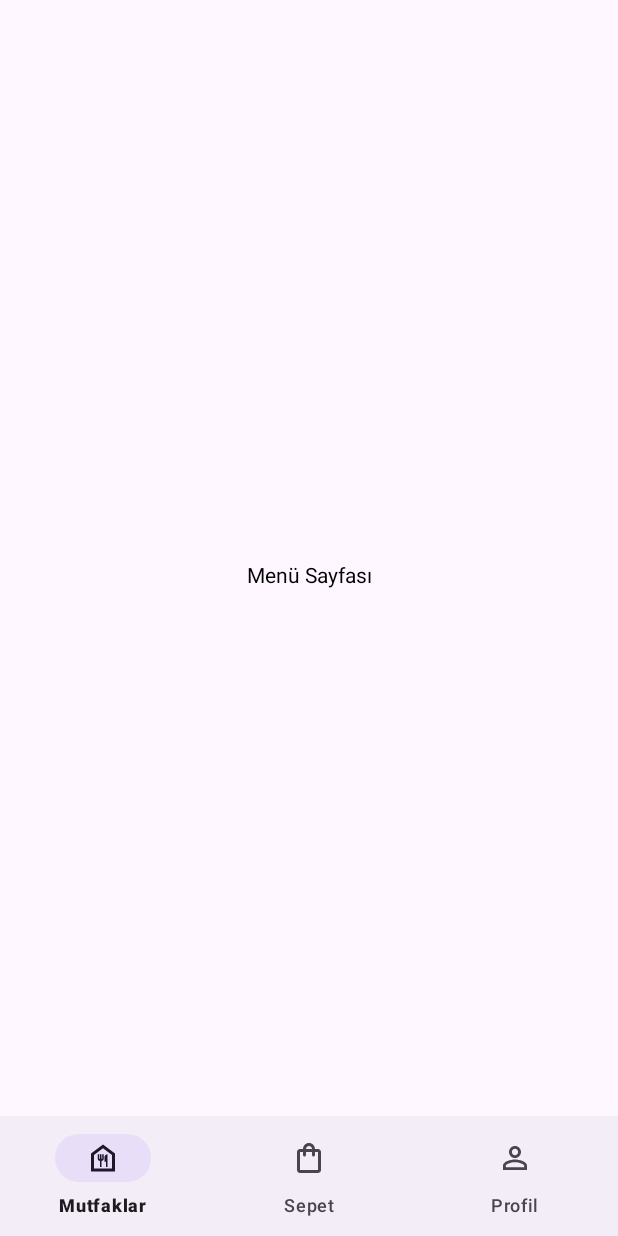
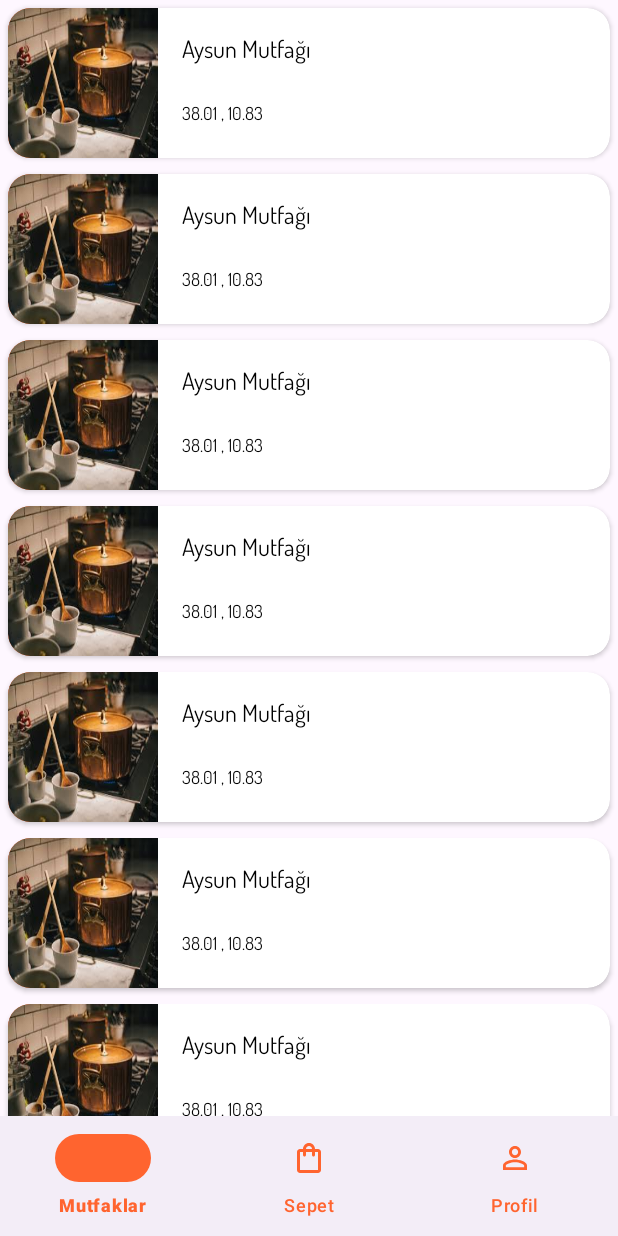
Before and after one commit to MustafaUmutIdam/EvLezzeti, an Android app: the BottomNavActivity screen opened directly, with no data from a screen before it, on a phone screen of 412 x 824 dp. Run offline under Robolectric (Android 15) with nearby library versions, the phone set to English and light mode, and no system bars; our stand-ins replace Dagger/Hilt's generated code, data binding, navigation-ui.

Commit message:
RVMutfaklar Eklendi

```diff
--- a/app/src/main/java/com/example/evlezzeti/BottomNavActivity.kt
+++ b/app/src/main/java/com/example/evlezzeti/BottomNavActivity.kt
@@ -8,7 +8,9 @@ import androidx.core.view.WindowInsetsCompat
 import androidx.navigation.fragment.NavHostFragment
 import androidx.navigation.ui.NavigationUI
 import com.example.evlezzeti.databinding.ActivityBottomNavBinding
+import dagger.hilt.android.AndroidEntryPoint
 
+@AndroidEntryPoint
 class BottomNavActivity : AppCompatActivity() {
     private lateinit var binding: ActivityBottomNavBinding
 
--- a/app/src/main/java/com/example/evlezzeti/data/datasource/FirestoreDataSource.kt
+++ b/app/src/main/java/com/example/evlezzeti/data/datasource/FirestoreDataSource.kt
@@ -1,7 +1,11 @@
 package com.example.evlezzeti.data.datasource
 
+import android.util.Log
 import androidx.lifecycle.MutableLiveData
 import com.example.evlezzeti.data.entity.Kullanici
+import com.example.evlezzeti.data.entity.Mutfak
+import kotlinx.coroutines.Dispatchers
+import kotlinx.coroutines.withContext
 
 class FirestoreDataSource {
 
@@ -10,10 +14,30 @@ class FirestoreDataSource {
     fun kullaniciGirisKontrol(ePosta:String, sifre:String): Boolean {
 
         var dogruEPosta = "merhaba@evlezzeti.com"
-        var dogruSifre = "1234"
+        var dogruSifre = "1"
 
         return ePosta == dogruEPosta && sifre==dogruSifre
     }
 
+    suspend fun mutfakYukle() : List<Mutfak> =
+        withContext(Dispatchers.IO){
 
+            val mutfakListe = ArrayList<Mutfak>()
+
+            val m1 = Mutfak("0","Aysun Mutfağı","0538 001","38.01 , 10.83","5.0","En Güzel Lezzetler","Develi/Adana","mutfak_resim")
+            val m2 = Mutfak("1","Aysun Mutfağı","0538 001","38.01 , 10.83","5.0","En Güzel Lezzetler","Develi/Adana","mutfak_resim")
+            val m3 = Mutfak("2","Aysun Mutfağı","0538 001","38.01 , 10.83","5.0","En Güzel Lezzetler","Develi/Adana","mutfak_resim")
+
+            mutfakListe.add(m1)
+            mutfakListe.add(m2)
+            mutfakListe.add(m3)
+            mutfakListe.add(m1)
+            mutfakListe.add(m2)
+            mutfakListe.add(m3)
+            mutfakListe.add(m1)
+            mutfakListe.add(m2)
+            mutfakListe.add(m3)
+            println("dataS Bilgi ${mutfakListe.get(0).mutfakAd} BilgiDataa")
+            return@withContext mutfakListe
+        }
 }
--- a/app/src/main/java/com/example/evlezzeti/data/entity/Kullanici.kt
+++ b/app/src/main/java/com/example/evlezzeti/data/entity/Kullanici.kt
@@ -1,4 +1,6 @@
 package com.example.evlezzeti.data.entity
+
+import java.io.Serializable
 
 data class Kullanici(val kullaniciId:String? ="",
                      val ePosta:String? ="",
@@ -8,4 +10,4 @@ data class Kullanici(val kullaniciId:String? ="",
                      val kullaniciAdress:String? ="",
                      val kullaniciKonum:String? ="",
                      val mutfakDurum:String? ="",
-                     val favoriler:String? ="",)
+                     val favoriler:String? ="",):Serializable
--- /dev/null
+++ b/app/src/main/java/com/example/evlezzeti/data/entity/Mutfak.kt
@@ -0,0 +1,12 @@
+package com.example.evlezzeti.data.entity
+
+import java.io.Serializable
+
+data class Mutfak(val mutfakId:String? ="",
+                  val mutfakAd:String?="",
+                  val mutfakTelefon:String? ="",
+                  val mutfakKonum:String? ="",
+                  val mutfakPuan:String? ="",
+                  val mutfakDetay:String? ="",
+                  val mutfakAdres:String? ="",
+                  val mutfakResim:String? =""):Serializable
--- a/app/src/main/java/com/example/evlezzeti/data/repo/Repository.kt
+++ b/app/src/main/java/com/example/evlezzeti/data/repo/Repository.kt
@@ -1,9 +1,12 @@
 package com.example.evlezzeti.data.repo
 
 import com.example.evlezzeti.data.datasource.FirestoreDataSource
+import com.example.evlezzeti.data.entity.Mutfak
 
-class Repository(var fds:FirestoreDataSource) {
+class Repository (var fds:FirestoreDataSource)  {
+
 
     fun kullaniciGirisKontrol(ePosta:String, sifre:String) : Boolean = fds.kullaniciGirisKontrol(ePosta,sifre)
 
+    suspend fun mutfakYukle() = fds.mutfakYukle()
 }
--- /dev/null
+++ b/app/src/main/java/com/example/evlezzeti/ui/adapter/MutfakAdapter.kt
@@ -0,0 +1,40 @@
+package com.example.evlezzeti.ui.adapter
+
+import android.content.Context
+import android.util.Log
+import android.view.LayoutInflater
+import android.view.ViewGroup
+import androidx.databinding.DataBindingUtil
+import androidx.recyclerview.widget.RecyclerView
+import com.example.evlezzeti.R
+import com.example.evlezzeti.data.entity.Mutfak
+import com.example.evlezzeti.databinding.CardTasarimMutfakBinding
+import com.example.evlezzeti.ui.viewmodel.BottomNavMenuViewModel
+
+class MutfakAdapter(var mContext: Context,var mutfakListesi : List<Mutfak>)
+    : RecyclerView.Adapter<MutfakAdapter.CardTasarimTutucu>() {
+
+        inner class CardTasarimTutucu(var tasarim : CardTasarimMutfakBinding) : RecyclerView.ViewHolder(tasarim.root)
+
+    override fun onCreateViewHolder(parent: ViewGroup, viewType: Int): CardTasarimTutucu {
+        val binding:CardTasarimMutfakBinding =DataBindingUtil.inflate(LayoutInflater.from(mContext),R.layout.card_tasarim_mutfak,parent,false)
+        return CardTasarimTutucu(binding)
+    }
+
+    override fun onBindViewHolder(holder: CardTasarimTutucu, position: Int) {
+        val mutfak = mutfakListesi.get(position) // Her mutfak icin dongu
+        val h = holder.tasarim
+
+        Log.e("mutfakBilgiNesne","${mutfak.mutfakAd}")
+
+        h.mutfakNesne = mutfak
+
+        h.imageViewMutfakResim.setImageResource(
+            mContext.resources.getIdentifier(mutfak.mutfakResim,"drawable",mContext.packageName))
+
+    }
+
+    override fun getItemCount(): Int {
+        return mutfakListesi.size
+    }
+}
--- a/app/src/main/java/com/example/evlezzeti/ui/fragment/BottomNavMenuFragment.kt
+++ b/app/src/main/java/com/example/evlezzeti/ui/fragment/BottomNavMenuFragment.kt
@@ -1,17 +1,23 @@
 package com.example.evlezzeti.ui.fragment
 
 import android.os.Bundle
+import android.util.Log
 import androidx.fragment.app.Fragment
 import android.view.LayoutInflater
 import android.view.View
 import android.view.ViewGroup
 import androidx.databinding.DataBindingUtil
+import androidx.fragment.app.viewModels
 import com.example.evlezzeti.R
 import com.example.evlezzeti.databinding.FragmentBottomNavMenuBinding
+import com.example.evlezzeti.ui.adapter.MutfakAdapter
+import com.example.evlezzeti.ui.viewmodel.BottomNavMenuViewModel
+import dagger.hilt.android.AndroidEntryPoint
 
-
+@AndroidEntryPoint
 class BottomNavMenuFragment : Fragment() {
     private lateinit var binding: FragmentBottomNavMenuBinding
+    private lateinit var viewModel: BottomNavMenuViewModel
 
     override fun onCreateView(
         inflater: LayoutInflater, container: ViewGroup?,
@@ -22,8 +28,21 @@ class BottomNavMenuFragment : Fragment() {
         // Xml'den buraya eriserek burdaki fonksiyonları oraya tasiyabiliriz
         binding.bottomNavMenuFragment = this
 
-        binding.sayfaIsmi = "Menü Sayfası"
+        // Burda surekli viewModeli dinleyerek LiveData ile calisiyoruz
+        viewModel.mutfakListe.observe(viewLifecycleOwner){
+            val mutfakAdapter = MutfakAdapter(requireContext(),it)
+            binding.mutfakAdapter = mutfakAdapter
+            Log.e("FragmentBilgi", "${it[0].mutfakAd} Bilgii")
+        }
+
 
         return binding.root
     }
+
+
+    override fun onCreate(savedInstanceState: Bundle?) {
+        super.onCreate(savedInstanceState)
+        val tempViewModel:BottomNavMenuViewModel by viewModels()
+        viewModel = tempViewModel
+    }
 }
--- a/app/src/main/java/com/example/evlezzeti/ui/fragment/GirisYapFragment.kt
+++ b/app/src/main/java/com/example/evlezzeti/ui/fragment/GirisYapFragment.kt
@@ -45,6 +45,7 @@ class GirisYapFragment : Fragment() {
                     Navigation.findNavController(it).navigate(R.id.girisYapToBottomNav)
                     val intent = Intent(requireContext(), BottomNavActivity::class.java)
                     intent.flags = Intent.FLAG_ACTIVITY_CLEAR_TASK or Intent.FLAG_ACTIVITY_NEW_TASK
+
                     startActivity(intent)
                 }
                 // Giris basarisiz
--- a/app/src/main/java/com/example/evlezzeti/ui/viewmodel/BottomNavMenuViewModel.kt
+++ b/app/src/main/java/com/example/evlezzeti/ui/viewmodel/BottomNavMenuViewModel.kt
@@ -1,4 +1,26 @@
 package com.example.evlezzeti.ui.viewmodel
 
-class BottomNavMenuViewModel {
+import androidx.lifecycle.MutableLiveData
+import androidx.lifecycle.ViewModel
+import com.example.evlezzeti.data.entity.Mutfak
+import com.example.evlezzeti.data.repo.Repository
+import dagger.hilt.android.lifecycle.HiltViewModel
+import kotlinx.coroutines.CoroutineScope
+import kotlinx.coroutines.Dispatchers
+import kotlinx.coroutines.launch
+import javax.inject.Inject
+
+@HiltViewModel
+class BottomNavMenuViewModel @Inject constructor (var rep : Repository): ViewModel(){
+    var mutfakListe = MutableLiveData<List<Mutfak>>()
+
+    init {
+        mutfakYukle()
+    }
+
+    private fun mutfakYukle(){
+        CoroutineScope(Dispatchers.Main).launch {
+            mutfakListe.value= rep.mutfakYukle()
+        }
+    }
 }
--- a/app/src/main/res/layout/activity_bottom_nav.xml
+++ b/app/src/main/res/layout/activity_bottom_nav.xml
@@ -11,7 +11,7 @@
         android:id="@+id/fragmentContainerView"
         android:name="androidx.navigation.fragment.NavHostFragment"
         android:layout_width="0dp"
-        android:layout_height="450dp"
+        android:layout_height="0dp"
         app:defaultNavHost="true"
         app:layout_constraintBottom_toTopOf="@+id/bottomNavigationView"
         app:layout_constraintEnd_toEndOf="parent"
@@ -23,6 +23,10 @@
         android:id="@+id/bottomNavigationView"
         android:layout_width="0dp"
         android:layout_height="wrap_content"
+        app:itemActiveIndicatorStyle="@style/Theme.BottomNavigationView.ActiveIndicator"
+        app:itemIconTint="@color/anaRenk"
+        app:itemRippleColor="@android:color/transparent"
+        app:itemTextColor="@color/anaRenk"
         app:layout_constraintBottom_toBottomOf="parent"
         app:layout_constraintEnd_toEndOf="parent"
         app:layout_constraintStart_toStartOf="parent"
--- /dev/null
+++ b/app/src/main/res/layout/card_tasarim_mutfak.xml
@@ -0,0 +1,63 @@
+<?xml version="1.0" encoding="utf-8"?>
+<layout xmlns:android="http://schemas.android.com/apk/res/android"
+    xmlns:app="http://schemas.android.com/apk/res-auto"
+    xmlns:tools="http://schemas.android.com/tools">
+
+    <data>
+        <variable
+            name="mutfakNesne"
+            type="com.example.evlezzeti.data.entity.Mutfak" />
+    </data>
+
+    <LinearLayout
+        android:layout_width="match_parent"
+        android:layout_height="wrap_content"
+        android:orientation="vertical">
+
+        <androidx.cardview.widget.CardView
+            android:layout_width="match_parent"
+            android:layout_height="100dp"
+            android:layout_margin="5dp"
+            app:cardCornerRadius="15dp">
+
+            <androidx.constraintlayout.widget.ConstraintLayout
+                android:layout_width="match_parent"
+                android:layout_height="match_parent">
+
+                <ImageView
+                    android:id="@+id/imageViewMutfakResim"
+                    android:layout_width="100dp"
+                    android:layout_height="100dp"
+                    android:background="@color/anaRenk"
+                    android:scaleType="fitXY"
+                    app:layout_constraintBottom_toBottomOf="parent"
+                    app:layout_constraintStart_toStartOf="parent"
+                    app:layout_constraintTop_toTopOf="parent"
+                    app:srcCompat="@drawable/mutfak_resim" />
+
+                <TextView
+                    android:id="@+id/textViewMutfakIsim"
+                    style="@style/GenelTextStyle"
+                    android:layout_width="wrap_content"
+                    android:layout_height="wrap_content"
+                    android:layout_marginStart="16dp"
+                    android:layout_marginTop="16dp"
+                    android:text='@{mutfakNesne.mutfakAd}'
+                    app:layout_constraintStart_toEndOf="@+id/imageViewMutfakResim"
+                    app:layout_constraintTop_toTopOf="parent" />
+
+                <TextView
+                    android:id="@+id/textViewMutfakMesafe"
+                    style="@style/GenelTextStyle"
+                    android:layout_width="wrap_content"
+                    android:layout_height="wrap_content"
+                    android:layout_marginStart="16dp"
+                    android:layout_marginTop="24dp"
+                    android:text='@{mutfakNesne.mutfakKonum}'
+                    android:textSize="12sp"
+                    app:layout_constraintStart_toEndOf="@+id/imageViewMutfakResim"
+                    app:layout_constraintTop_toBottomOf="@+id/textViewMutfakIsim" />
+            </androidx.constraintlayout.widget.ConstraintLayout>
+        </androidx.cardview.widget.CardView>
+    </LinearLayout>
+</layout>
--- a/app/src/main/res/layout/fragment_bottom_nav_menu.xml
+++ b/app/src/main/res/layout/fragment_bottom_nav_menu.xml
@@ -11,8 +11,8 @@
             type="com.example.evlezzeti.ui.fragment.BottomNavMenuFragment" />
 
         <variable
-            name="sayfaIsmi"
-            type="String" />
+            name="mutfakAdapter"
+            type="com.example.evlezzeti.ui.adapter.MutfakAdapter" />
     </data>
 
     <androidx.constraintlayout.widget.ConstraintLayout
@@ -20,17 +20,20 @@
         android:layout_height="match_parent"
         tools:context=".ui.fragment.BottomNavMenuFragment">
 
-        <TextView
-            android:id="@+id/textView"
-            android:layout_width="wrap_content"
-            android:layout_height="wrap_content"
-            android:layout_marginTop="226dp"
-            android:text="@{sayfaIsmi}"
-            android:textColor="@color/black"
-            app:layout_constraintEnd_toEndOf="parent"
+        <androidx.recyclerview.widget.RecyclerView
+            android:id="@+id/rVMutfaklar"
+            android:adapter="@{mutfakAdapter}"
+            app:layoutManager="androidx.recyclerview.widget.LinearLayoutManager"
+            android:orientation="vertical"
+            app:reverseLayout="false"
+            android:layout_width="0dp"
+            android:layout_height="0dp"
+            android:paddingTop="0dp"
+            android:paddingBottom="0dp"
+            app:layout_constraintTop_toTopOf="parent"
+            app:layout_constraintBottom_toBottomOf="parent"
             app:layout_constraintStart_toStartOf="parent"
-            app:layout_constraintTop_toTopOf="parent"
-            tools:text="önizleme texti" />
+            app:layout_constraintEnd_toEndOf="parent"/>
 
     </androidx.constraintlayout.widget.ConstraintLayout>
 </layout>
--- a/app/src/main/res/layout/fragment_giris_yap.xml
+++ b/app/src/main/res/layout/fragment_giris_yap.xml
@@ -52,7 +52,8 @@
             style="@style/GenelTextStyle"
             android:layout_width="match_parent"
             android:layout_height="wrap_content"
-            android:hint="merhaba@evlezzeti.com" />
+            android:hint="merhaba@evlezzeti.com"
+            android:text="merhaba@evlezzeti.com" />
     </com.google.android.material.textfield.TextInputLayout>
 
     <com.google.android.material.textfield.TextInputLayout
--- a/app/src/main/res/menu/menu_tasarim.xml
+++ b/app/src/main/res/menu/menu_tasarim.xml
@@ -2,6 +2,8 @@
 <menu xmlns:android="http://schemas.android.com/apk/res/android">
 
     <item
+        android:tintMode="src_in"
+        android:iconTint="@color/anaRenk"
         android:id="@+id/bottomNavMenuFragment"
         android:icon="@drawable/menu_resim"
         android:title="Mutfaklar" />
--- a/app/src/main/res/values/styles.xml
+++ b/app/src/main/res/values/styles.xml
@@ -29,5 +29,8 @@
         <item name="boxStrokeErrorColor">@color/black</item>
         <item name="boxStrokeWidth">2dp</item>
     </style>
+    <style name="Theme.BottomNavigationView.ActiveIndicator" parent="Widget.Material3.BottomNavigationView.ActiveIndicator">
+        <item name="android:color">@color/anaRenk</item>
+    </style>
 
 </resources>
```
Also changed, not shown: app/src/main/res/drawable/mutfak_resim.jpeg (added).
